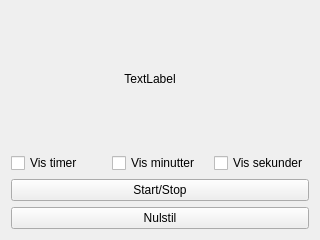
froksen/opencltoolsv2, file tabs/stopwatch.ui: the form before one commit.
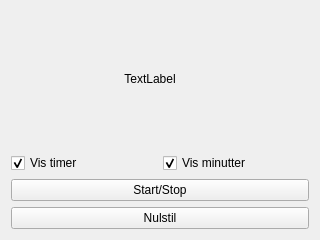
The form after the commit.

Commit message: Timer virker

Patch:
```diff
--- a/tabs/stopwatch.ui
+++ b/tabs/stopwatch.ui
@@ -48,6 +48,9 @@
        <property name="text">
         <string>Vis timer</string>
        </property>
+       <property name="checked">
+        <bool>true</bool>
+       </property>
       </widget>
      </item>
      <item row="0" column="1">
@@ -55,12 +58,8 @@
        <property name="text">
         <string>Vis minutter</string>
        </property>
-      </widget>
-     </item>
-     <item row="0" column="2">
-      <widget class="QCheckBox" name="showSeconds">
-       <property name="text">
-        <string>Vis sekunder</string>
+       <property name="checked">
+        <bool>true</bool>
        </property>
       </widget>
      </item>
```
The commit also changes 2 other files.
